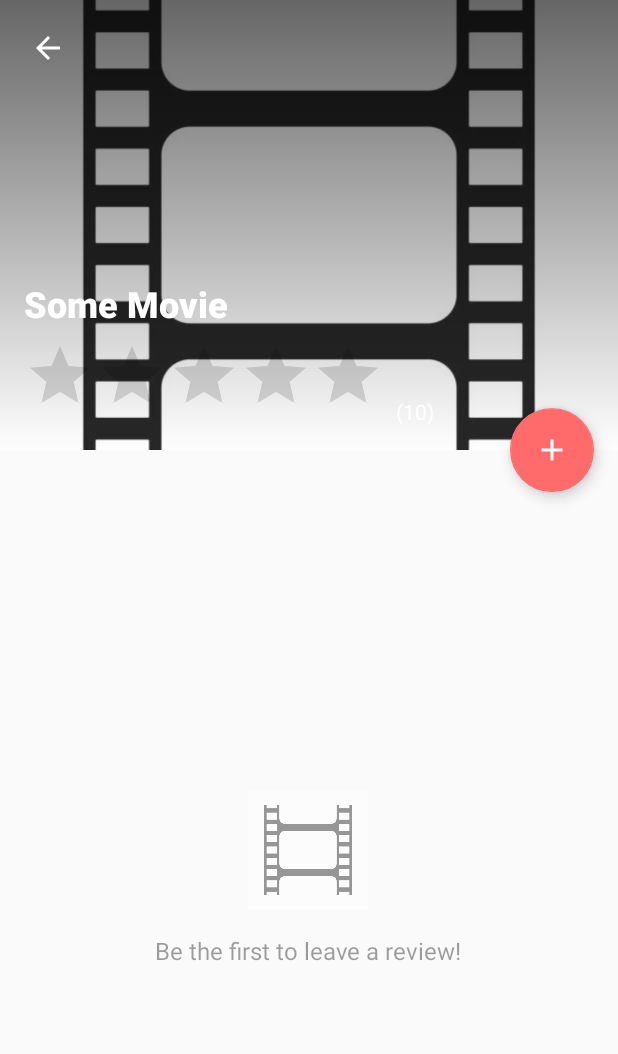
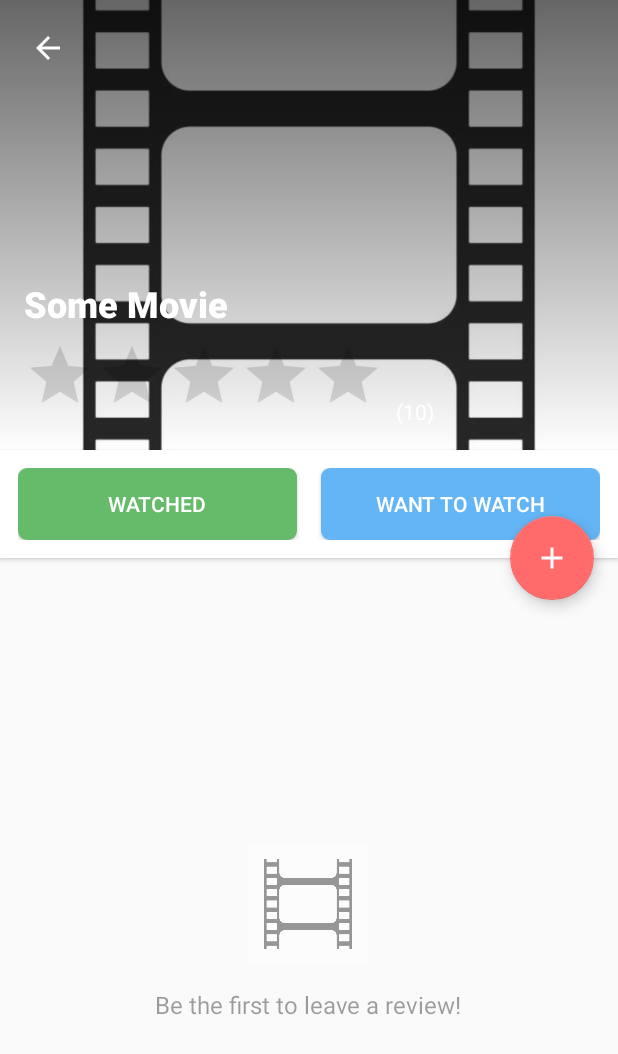
Before and after one commit to SullivanHart/Moovie, an Android app: the layout activity_movie_detail.xml on its own in the app's theme, with its tools: preview values and no code run, on a phone screen of 412 x 824 dp. Shown: the top 1054 px of the screen. Run offline under Robolectric (Android 15) with nearby library versions, the phone set to English and light mode, and no system bars; plain views replace MaterialRatingBar.

Commit message:
add buttons

```diff
--- a/app/src/main/java/com/moovie/MovieDetailActivity.java
+++ b/app/src/main/java/com/moovie/MovieDetailActivity.java
@@ -6,8 +6,10 @@ import android.util.Log;
 import android.view.View;
 import android.view.ViewGroup;
 import android.view.inputmethod.InputMethodManager;
+import android.widget.Button;
 import android.widget.ImageView;
 import android.widget.TextView;
+import android.widget.Toast;
 
 import androidx.annotation.NonNull;
 import androidx.appcompat.app.AppCompatActivity;
@@ -103,6 +105,26 @@ public class MovieDetailActivity extends AppCompatActivity
                 }
             }
         };
+
+        Button buttonWatched = findViewById(R.id.button_watched);
+        Button buttonWantToWatch = findViewById(R.id.button_want_to_watch);
+
+        buttonWatched.setOnClickListener(v -> {
+            buttonWatched.setSelected(!buttonWatched.isSelected());
+            if (buttonWatched.isSelected()) {
+                Toast.makeText(this, "Added to Watched", Toast.LENGTH_SHORT).show();
+                // TODO: Save to user profile
+            }
+        });
+
+        buttonWantToWatch.setOnClickListener(v -> {
+            buttonWantToWatch.setSelected(!buttonWantToWatch.isSelected());
+            if (buttonWantToWatch.isSelected()) {
+                Toast.makeText(this, "Added to Want to Watch", Toast.LENGTH_SHORT).show();
+                // TODO: Save to user profile
+            }
+        });
+
 
         mRatingsRecycler.setLayoutManager(new LinearLayoutManager(this));
         mRatingsRecycler.setAdapter(mRatingAdapter);
--- /dev/null
+++ b/app/src/main/res/drawable/button_want_to_watch_selector.xml
@@ -0,0 +1,22 @@
+<?xml version="1.0" encoding="utf-8"?>
+<selector xmlns:android="http://schemas.android.com/apk/res/android">
+    <item android:state_pressed="true">
+        <shape android:shape="rectangle">
+            <corners android:radius="6dp" />
+            <solid android:color="#1565C0" />
+        </shape>
+    </item>
+    <item android:state_selected="true">
+        <shape android:shape="rectangle">
+            <corners android:radius="6dp" />
+            <solid android:color="#42A5F5" />
+            <stroke android:width="2dp" android:color="#0D47A1" />
+        </shape>
+    </item>
+    <item>
+        <shape android:shape="rectangle">
+            <corners android:radius="6dp" />
+            <solid android:color="#64B5F6" />
+        </shape>
+    </item>
+</selector>
--- /dev/null
+++ b/app/src/main/res/drawable/button_watched_selector.xml
@@ -0,0 +1,22 @@
+<?xml version="1.0" encoding="utf-8"?>
+<selector xmlns:android="http://schemas.android.com/apk/res/android">
+    <item android:state_pressed="true">
+        <shape android:shape="rectangle">
+            <corners android:radius="6dp" />
+            <solid android:color="#2E7D32" />
+        </shape>
+    </item>
+    <item android:state_selected="true">
+        <shape android:shape="rectangle">
+            <corners android:radius="6dp" />
+            <solid android:color="#4CAF50" />
+            <stroke android:width="2dp" android:color="#1B5E20" />
+        </shape>
+    </item>
+    <item>
+        <shape android:shape="rectangle">
+            <corners android:radius="6dp" />
+            <solid android:color="#66BB6A" />
+        </shape>
+    </item>
+</selector>
--- a/app/src/main/res/layout/activity_movie_detail.xml
+++ b/app/src/main/res/layout/activity_movie_detail.xml
@@ -96,12 +96,46 @@
 
     </RelativeLayout>
 
+    <!-- Action Buttons Container -->
+    <LinearLayout
+        android:id="@+id/action_buttons_container"
+        android:layout_width="match_parent"
+        android:layout_height="wrap_content"
+        android:layout_below="@+id/movie_top_card"
+        android:orientation="horizontal"
+        android:padding="12dp"
+        android:gravity="center"
+        android:background="#FFFFFF"
+        android:elevation="2dp">
+
+        <Button
+            android:id="@+id/button_watched"
+            android:layout_width="0dp"
+            android:layout_height="wrap_content"
+            android:layout_weight="1"
+            android:layout_marginEnd="8dp"
+            android:text="Watched"
+            android:textColor="@android:color/white"
+            android:background="@drawable/button_watched_selector" />
+
+        <Button
+            android:id="@+id/button_want_to_watch"
+            android:layout_width="0dp"
+            android:layout_height="wrap_content"
+            android:layout_weight="1"
+            android:layout_marginStart="8dp"
+            android:text="Want to Watch"
+            android:textColor="@android:color/white"
+            android:background="@drawable/button_want_to_watch_selector" />
+
+    </LinearLayout>
+
     <!-- Floating Action Button -->
     <com.google.android.material.floatingactionbutton.FloatingActionButton
         android:id="@+id/fab_show_rating_dialog"
         android:layout_width="wrap_content"
         android:layout_height="wrap_content"
-        android:layout_alignBottom="@+id/movie_top_card"
+        android:layout_alignBottom="@+id/action_buttons_container"
         android:layout_alignParentRight="true"
         android:layout_marginBottom="-28dp"
         android:layout_marginRight="16dp"
@@ -114,12 +148,12 @@
         android:id="@+id/recycler_ratings"
         android:layout_width="match_parent"
         android:layout_height="match_parent"
-        android:layout_below="@+id/movie_top_card"
+        android:layout_below="@+id/action_buttons_container"
         android:background="@android:color/transparent"
         android:clipToPadding="false"
         android:paddingLeft="8dp"
         android:paddingRight="8dp"
-        android:paddingTop="32dp"
+        android:paddingTop="16dp"
         android:paddingBottom="16dp"
         android:visibility="gone"
         tools:listitem="@layout/item_rating" />
@@ -130,7 +164,7 @@
         android:layout_width="wrap_content"
         android:layout_height="wrap_content"
         android:layout_alignParentBottom="true"
-        android:layout_below="@+id/movie_top_card"
+        android:layout_below="@+id/action_buttons_container"
         android:layout_centerHorizontal="true"
         android:layout_marginTop="48dp"
         android:gravity="center"
```
